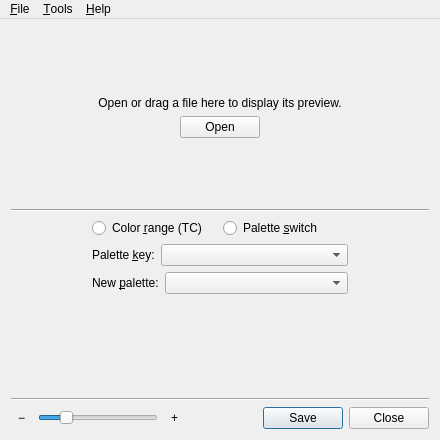
Above: src/mainwindow.ui from irydacea/wespal before the change. Below: the same form after it.
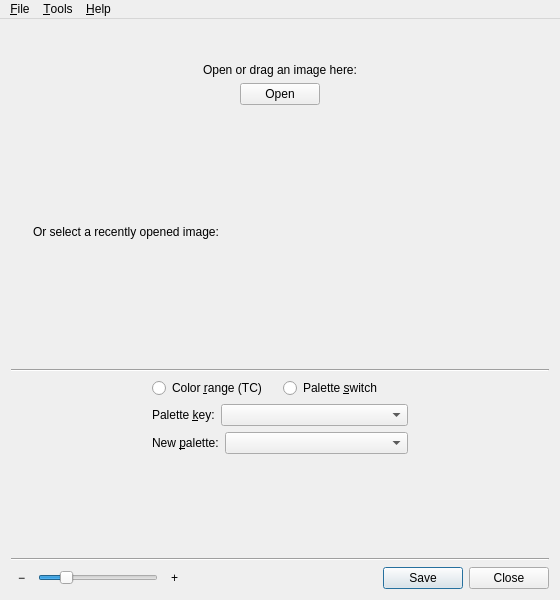
That is the form after the change. Custom widgets are drawn as their Qt base class.

Commit message:
New inline MRU files display on the main window
This allows easily loading recent files directly from the main window
without having to navigate the menus, by double clicking on their
entries in a listbox.

```diff
--- a/src/mainwindow.ui
+++ b/src/mainwindow.ui
@@ -6,8 +6,8 @@
    <rect>
     <x>0</x>
     <y>0</y>
-    <width>440</width>
-    <height>440</height>
+    <width>560</width>
+    <height>600</height>
    </rect>
   </property>
   <property name="sizePolicy">
@@ -154,7 +154,7 @@
         <item>
          <widget class="QLabel" name="lblNoFile">
           <property name="text">
-           <string>Open or drag a file here to display its preview.</string>
+           <string>Open or drag an image here:</string>
           </property>
           <property name="alignment">
            <set>Qt::AlignCenter</set>
@@ -198,6 +198,86 @@
           </item>
          </layout>
         </item>
+        <item>
+         <spacer name="verticalSpacer_5">
+          <property name="orientation">
+           <enum>Qt::Vertical</enum>
+          </property>
+          <property name="sizeHint" stdset="0">
+           <size>
+            <width>20</width>
+            <height>40</height>
+           </size>
+          </property>
+         </spacer>
+        </item>
+        <item>
+         <widget class="QFrame" name="panelMru">
+          <layout class="QHBoxLayout" name="_2">
+           <item>
+            <layout class="QVBoxLayout" name="verticalLayout_2">
+             <item>
+              <spacer name="verticalSpacer_4">
+               <property name="orientation">
+                <enum>Qt::Vertical</enum>
+               </property>
+               <property name="sizeHint" stdset="0">
+                <size>
+                 <width>20</width>
+                 <height>40</height>
+                </size>
+               </property>
+              </spacer>
+             </item>
+             <item>
+              <widget class="QLabel" name="lblNoFile2">
+               <property name="text">
+                <string>Or select a recently opened image:</string>
+               </property>
+               <property name="alignment">
+                <set>Qt::AlignCenter</set>
+               </property>
+              </widget>
+             </item>
+             <item>
+              <spacer name="verticalSpacer_3">
+               <property name="orientation">
+                <enum>Qt::Vertical</enum>
+               </property>
+               <property name="sizeHint" stdset="0">
+                <size>
+                 <width>20</width>
+                 <height>40</height>
+                </size>
+               </property>
+              </spacer>
+             </item>
+            </layout>
+           </item>
+           <item>
+            <widget class="QListWidget" name="listMru">
+             <property name="sizePolicy">
+              <sizepolicy hsizetype="MinimumExpanding" vsizetype="Expanding">
+               <horstretch>0</horstretch>
+               <verstretch>0</verstretch>
+              </sizepolicy>
+             </property>
+             <property name="styleSheet">
+              <string notr="true">QListWidget {
+	background: transparent;
+}</string>
+             </property>
+             <property name="frameShape">
+              <enum>QFrame::NoFrame</enum>
+             </property>
+             <property name="uniformItemSizes">
+              <bool>true</bool>
+             </property>
+            </widget>
+           </item>
+          </layout>
+         </widget>
+        </item>
         <item>
          <spacer name="verticalSpacer_2">
           <property name="orientation">
@@ -498,7 +578,7 @@
     <rect>
      <x>0</x>
      <y>0</y>
-     <width>440</width>
+     <width>560</width>
      <height>37</height>
     </rect>
    </property>
```
Left out of the diff: 4 changed lines with no effect on the pictures. The commit also changes 3 other files.
